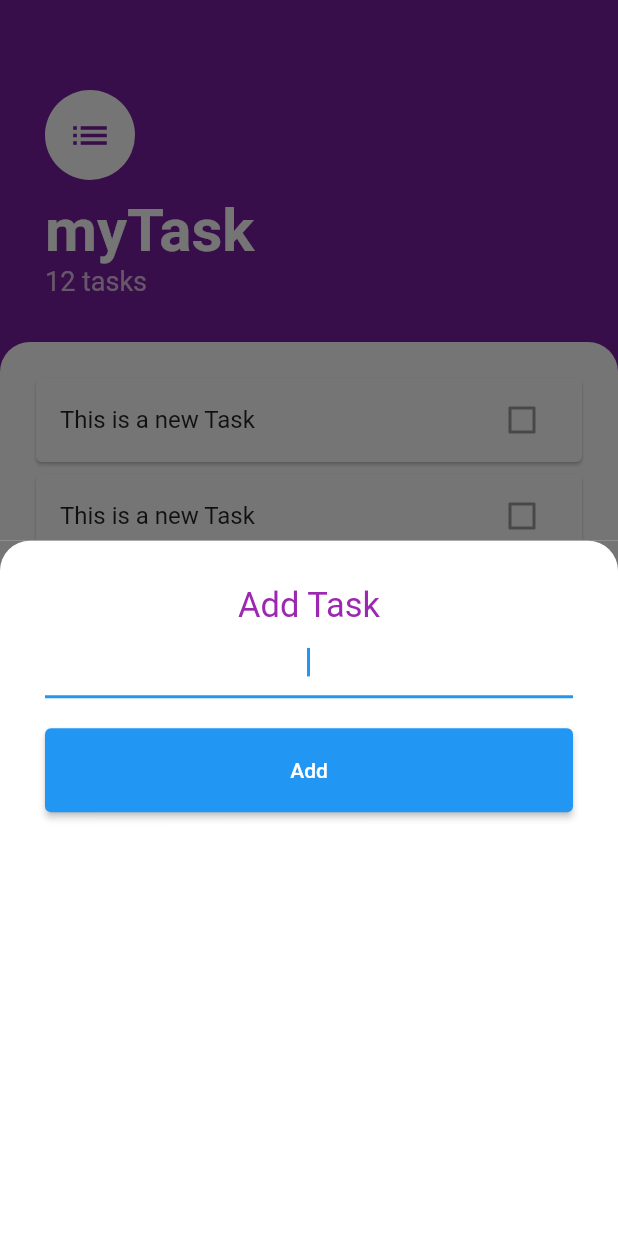
After one commit to charlesreign/mytask, a Flutter app: the screen it shows after launch, after a tap on the "add" icon, on a phone screen of 412 x 824 dp. The commit adds this screen. Run offline on Flutter 3.47's test engine with Material 2 defaults, Android fonts, the phone set to English and light mode, and no system bars.

Commit message:
made some little refactor to the code base

```diff
--- /dev/null
+++ b/lib/screens/add_task_screen.dart
@@ -0,0 +1,51 @@
+import 'package:flutter/material.dart';
+
+class AddTaskScreen extends StatelessWidget {
+  const AddTaskScreen({Key key}) : super(key: key);
+
+  @override
+  Widget build(BuildContext context) {
+    return Container(
+      color: Color(0xff757575),
+      child: Container(
+        padding: EdgeInsets.all(30.0),
+        decoration: BoxDecoration(
+          color: Colors.white,
+          borderRadius: BorderRadius.only(
+            topLeft: Radius.circular(20.0),
+            topRight: Radius.circular(20.0),
+          ),
+        ),
+        child: Column(
+          crossAxisAlignment: CrossAxisAlignment.stretch,
+          children: [
+            Text(
+              'Add Task',
+              textAlign: TextAlign.center,
+              style: TextStyle(
+                color: Color(0xFF9C27B0),
+                fontSize: 23.0,
+              ),
+            ),
+            TextField(
+              autofocus: true,
+              textAlign: TextAlign.center,
+            ),
+            SizedBox(
+              height: 20.0,
+            ),
+            ElevatedButton(
+              onPressed: () {
+                //TODO: Add functionality
+              },
+              child: Text('Add'),
+              style: ElevatedButton.styleFrom(
+                padding: EdgeInsets.all(20.0)
+              ),
+            )
+          ],
+        ),
+      ),
+    );
+  }
+}
--- a/lib/screens/task_screen.dart
+++ b/lib/screens/task_screen.dart
@@ -1,4 +1,5 @@
 import 'package:flutter/material.dart';
+import 'package:mytask/screens/add_task_screen.dart';
 import '../widgets/tasks_list.dart';
 
 class TasksScreen extends StatelessWidget {
@@ -57,7 +58,10 @@ class TasksScreen extends StatelessWidget {
         ],
       ),
       floatingActionButton: FloatingActionButton(
-        onPressed: null,
+        onPressed: () {
+          showModalBottomSheet(
+              context: context, builder: (context) => AddTaskScreen());
+        },
         backgroundColor: Color(0xFFFFC107),
         child: Icon(Icons.add),
       ),
```
